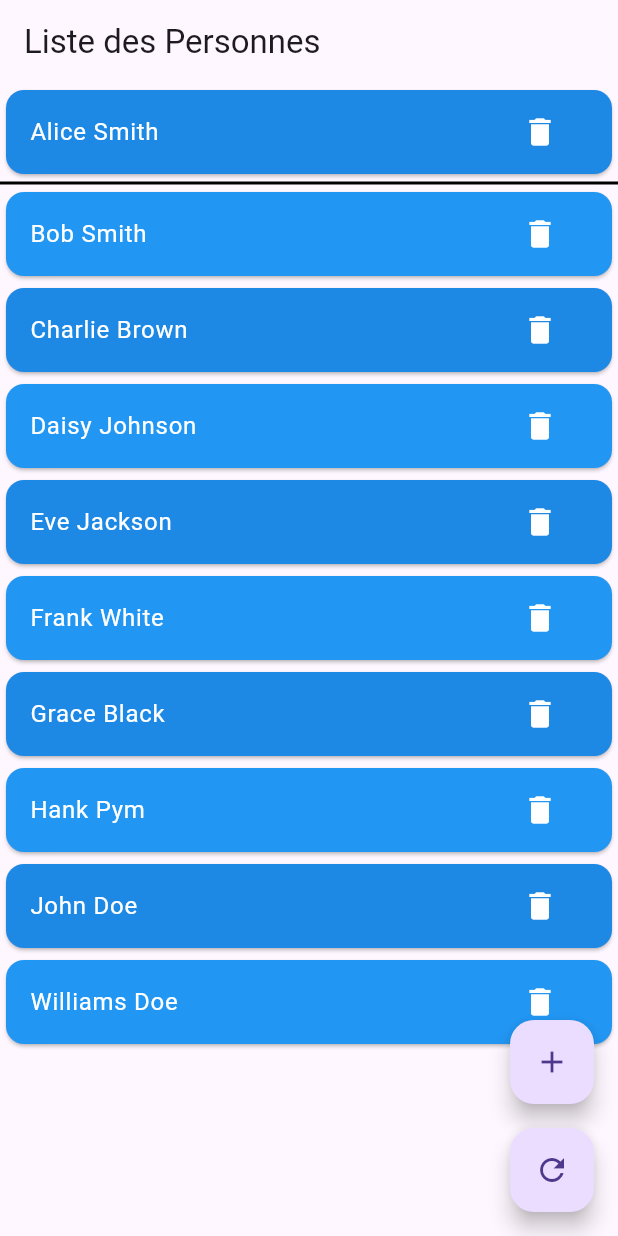
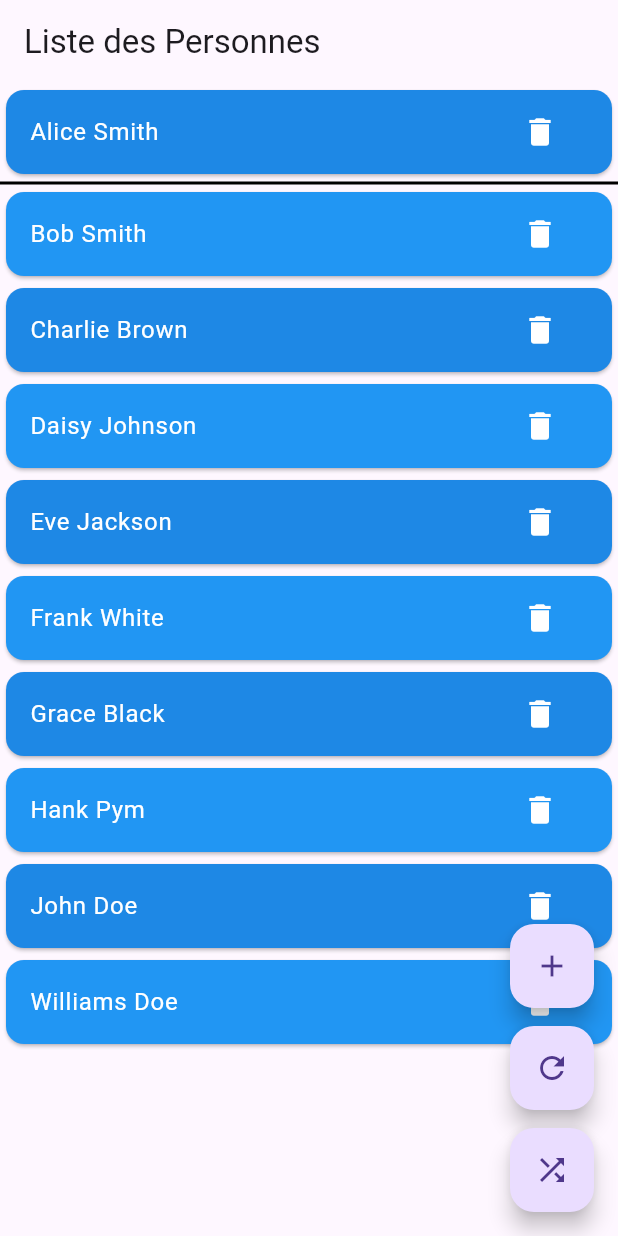
Before and after one commit to Toph92/pkg_widgets, a Flutter app: the screen it shows after launch, after a tap on the "add" icon, after a tap on the "delete" icon, after a tap on the "refresh" icon, on a phone screen of 412 x 824 dp. Run offline on Flutter 3.47's test engine with Material 3 defaults, Android fonts, the phone set to English and light mode, and no system bars; our stand-ins replace flutter_lorem.

```diff
--- a/examples/animated_list/lib/main.dart
+++ b/examples/animated_list/lib/main.dart
@@ -21,18 +21,16 @@ class MyApp extends StatelessWidget {
 }
 
 class Person {
-  final int id;
   final String firstName;
   final String lastName;
 
   Person(
-    this.id,
     this.firstName,
     this.lastName,
   );
 
   @override
-  String toString() => 'Person(id: $id, name: $firstName $lastName)';
+  String toString() => 'Person(name: $firstName $lastName)';
 }
 
 /// Exemple concret avec des objets Person
@@ -56,8 +54,7 @@ class PersonListExampleState extends State<PersonListExample> {
               style: const TextStyle(color: Colors.white)),
           trailing: IconButton(
             icon: const Icon(Icons.delete, color: Colors.white),
-            onPressed: () =>
-                _removePerson(_personController.items.indexOf(item)),
+            onPressed: () => _removePerson(item.id),
           ),
         ),
       );
@@ -66,7 +63,7 @@ class PersonListExampleState extends State<PersonListExample> {
 
   final AnimListController<Person> _personController =
       AnimListController<Person>(
-    idExtractor: (person) => person.id.toString(),
+    //idExtractor: (person) => person.id.toString(),
     sortBy: (a, b) => a.firstName.compareTo(b.firstName),
     //reverseOrder: true,
     separator: Divider(color: Colors.black, thickness: 2, height: 4),
@@ -76,12 +73,12 @@ class PersonListExampleState extends State<PersonListExample> {
 
   void _insert() {
     int id = 10;
-    final person = Person(id, 'FirstName $id', 'LastName');
-    _personController.insertItem(AnimItem(person));
+    final person = Person('FirstName $id', 'LastName');
+    _personController.insertItem(AnimItem(id: id, child: person));
   }
 
-  void _removePerson(int index) {
-    _personController.removeItem(index);
+  void _removePerson(int id) {
+    _personController.removeItemById(id);
   }
 
   void _simulateNetworkUpdate() {
@@ -91,7 +88,8 @@ class PersonListExampleState extends State<PersonListExample> {
       });
       randomIds = randomIds.toSet().toList();
       final List<AnimItem<Person>> updatedList = randomIds
-          .map((id) => AnimItem(Person(id, 'FirstName $id', 'LastName')))
+          .map((id) =>
+              AnimItem(id: id, child: Person('FirstName $id', 'LastName')))
           .toList();
 
       // Mettre à jour la liste
@@ -103,16 +101,16 @@ class PersonListExampleState extends State<PersonListExample> {
 
   void _fillList() {
     final List<AnimItem<Person>> list = [
-      AnimItem<Person>(Person(0, 'John', 'Doe')),
-      AnimItem<Person>(Person(9, 'Grace', 'Black')),
-      AnimItem<Person>(Person(2, 'Williams', 'Doe')),
-      AnimItem<Person>(Person(3, 'Alice', 'Smith')),
-      AnimItem<Person>(Person(4, 'Bob', 'Smith'), separator: true),
-      AnimItem<Person>(Person(6, 'Daisy', 'Johnson')),
-      AnimItem<Person>(Person(7, 'Eve', 'Jackson')),
-      AnimItem<Person>(Person(8, 'Frank', 'White')),
-      AnimItem<Person>(Person(10, 'Hank', 'Pym')),
-      AnimItem<Person>(Person(5, 'Charlie', 'Brown')),
+      AnimItem<Person>(id: 20, child: Person('John', 'Doe')),
+      AnimItem<Person>(id: 9, child: Person('Grace', 'Black')),
+      AnimItem<Person>(id: 2, child: Person('Williams', 'Doe')),
+      AnimItem<Person>(id: 3, child: Person('Alice', 'Smith')),
+      AnimItem<Person>(id: 4, child: Person('Bob', 'Smith'), separator: true),
+      AnimItem<Person>(id: 6, child: Person('Daisy', 'Johnson')),
+      AnimItem<Person>(id: 7, child: Person('Eve', 'Jackson')),
+      AnimItem<Person>(id: 8, child: Person('Frank', 'White')),
+      AnimItem<Person>(id: 10, child: Person('Hank', 'Pym')),
+      AnimItem<Person>(id: 5, child: Person('Charlie', 'Brown')),
     ];
     _personController.updateList(list);
   }
@@ -125,6 +123,7 @@ class PersonListExampleState extends State<PersonListExample> {
         controller: _personController,
       ),
       floatingActionButton: Column(
+        spacing: 12,
         mainAxisSize: MainAxisSize.min,
         children: [
           FloatingActionButton(
@@ -132,13 +131,17 @@ class PersonListExampleState extends State<PersonListExample> {
             onPressed: _insert,
             child: const Icon(Icons.add),
           ),
-          const SizedBox(height: 16),
           FloatingActionButton(
             heroTag: 'update',
             onPressed: _fillList,
             //onPressed: _simulateNetworkUpdate,
             child: const Icon(Icons.refresh),
           ),
+          FloatingActionButton(
+            heroTag: 'rnd',
+            onPressed: _simulateNetworkUpdate,
+            child: const Icon(Icons.shuffle),
+          ),
         ],
       ),
     );
--- a/lib/anim_list.dart
+++ b/lib/anim_list.dart
@@ -3,16 +3,17 @@ import 'package:flutter/material.dart';
 /// Contrôleur pour gérer une liste animée générique
 class AnimListController<T> {
   AnimListController(
-      {this.idExtractor,
+      {
+      /*this.idExtractor,*/
       this.sortBy,
       this.duration = const Duration(milliseconds: 200),
       this.reverseOrder = false,
-      this.separator})
-      : assert(idExtractor != null);
+      this.separator});
+  //: assert(idExtractor != null);
 
   final GlobalKey<AnimatedListState> listKey = GlobalKey<AnimatedListState>();
   final List<AnimItem<T>> items = [];
-  dynamic Function(T)? idExtractor;
+  //dynamic Function(T)? idExtractor;
   int Function(T item1, T item2)? sortBy;
   Widget Function(BuildContext context, AnimItem<T> item, AnimationType action,
       int index, bool separator)? itemBuilder;
@@ -43,7 +44,7 @@ class AnimListController<T> {
     listKey.currentState?.insertItem(insertionIndex, duration: duration);
   }
 
-  void removeItem(
+  void removeItemByIndex(
     int index,
   ) {
     assert(itemBuilder != null);
@@ -60,12 +61,24 @@ class AnimListController<T> {
     items.removeAt(index);
   }
 
+  void removeItemById(
+    dynamic id,
+  ) {
+    assert(itemBuilder != null);
+    assert(id != null);
+
+    int index = items.indexWhere((AnimItem item) => item.id == id);
+    assert(index != -1); // pour faire planter en dev
+    if (index != -1) {
+      removeItemByIndex(index);
+    }
+  }
+
   void updateList(List<AnimItem<T>> newItems) {
-    assert(idExtractor != null);
+//    assert(idExtractor != null);
 
-    Set<dynamic> existingIds =
-        items.map((item) => idExtractor!(item.child)).toSet();
-    Set<dynamic> newIds = newItems.map((item) => idExtractor!).toSet();
+    Set<dynamic> existingIds = items.map((item) => item.id).toSet();
+    Set<dynamic> newIds = newItems.map((item) => item.id).toSet();
 
     // Trier les nouveaux éléments
     reverseOrder
@@ -75,13 +88,13 @@ class AnimListController<T> {
     // Supprimer les éléments existants non présents dans les nouveaux
     final itemsToRemove = existingIds.difference(newIds);
     for (final id in itemsToRemove) {
-      final index = items.indexWhere((item) => idExtractor!(item.child) == id);
-      if (index != -1) removeItem(index);
+      final index = items.indexWhere((item) => item.id == id);
+      if (index != -1) removeItemById(id);
     }
 
     // Insérer les nouveaux éléments à la bonne position
     for (final AnimItem<T> newItem in newItems) {
-      final dynamic newId = idExtractor!(newItem.child);
+      final dynamic newId = newItem.id;
       if (!existingIds.contains(newId)) {
         insertItem(newItem);
       }
@@ -168,7 +181,8 @@ enum AnimationType {
 
 class AnimItem<T> {
   final bool separator;
+  final dynamic id;
   final T child;
 
-  AnimItem(this.child, {this.separator = false});
+  AnimItem({required this.id, required this.child, this.separator = false});
 }
--- a/pubspec.yaml
+++ b/pubspec.yaml
@@ -1,6 +1,6 @@
 name: pkg_widgets
 description: "A new Flutter package project."
-version: 0.0.30
+version: 0.0.31
 homepage:
 
 environment:
```
